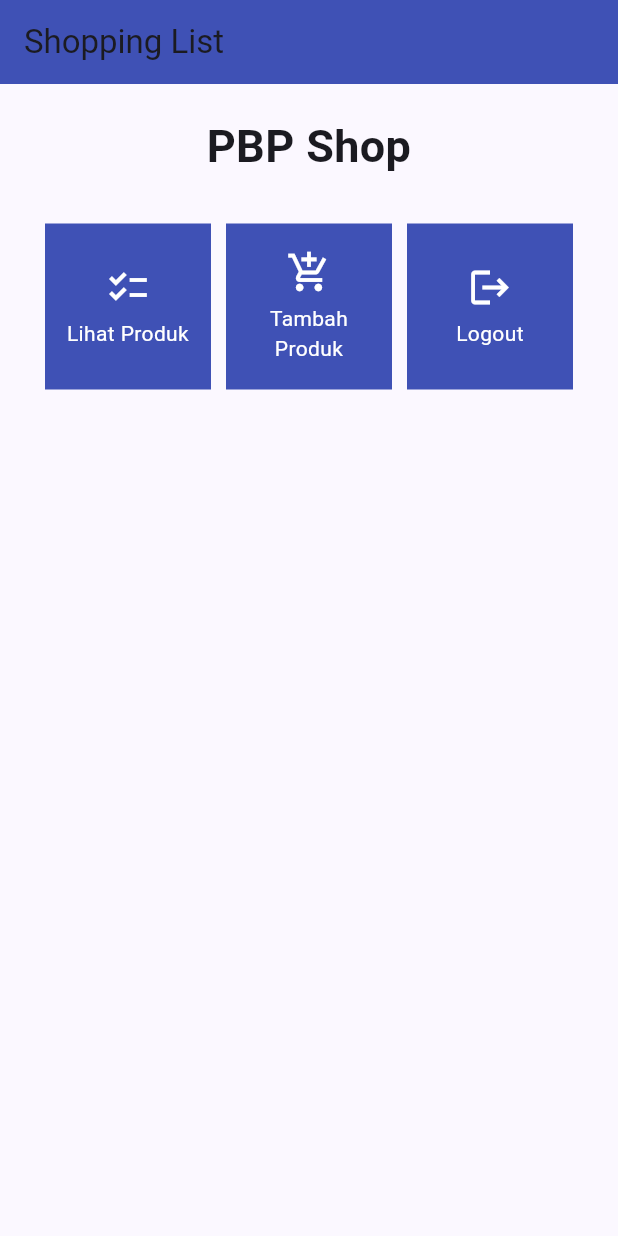
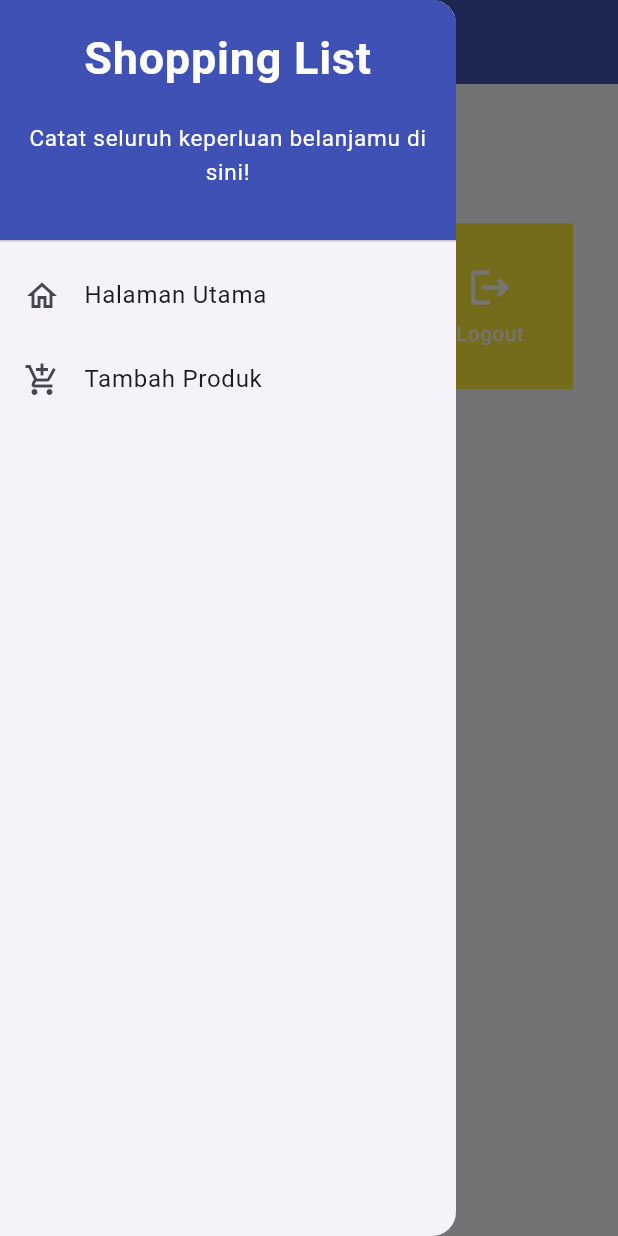
Before and after one commit to Nya2k/shopping-list-mobile, a Flutter app: the screen it shows after launch, with the side drawer open (before the commit the screen has no drawer), on a phone screen of 412 x 824 dp. Run offline on Flutter 3.47's test engine with Material 2 defaults, Android fonts, the phone set to English and light mode, and no system bars.

Commit message:
tutorial 7

```diff
--- a/lib/main.dart
+++ b/lib/main.dart
@@ -1,5 +1,5 @@
 import 'package:flutter/material.dart';
-import 'package:shopping_list/menu.dart';
+import 'package:shopping_list/screens/menu.dart';
 
 void main() {
   runApp(const MyApp());
--- a/lib/menu.dart
+++ b/lib/screens/menu.dart
@@ -1,19 +1,14 @@
 import "package:flutter/material.dart";
-
-class ShopItem {
-  final String name;
-  final IconData icon;
-
-  ShopItem(this.name, this.icon);
-}
+import "package:shopping_list/widgets/left_drawer.dart";
+import "package:shopping_list/widgets/shop_card.dart";
 
 class MyHomePage extends StatelessWidget {
   MyHomePage({Key? key}) : super(key: key);
 
   final List<ShopItem> items = [
-    ShopItem("Lihat Produk", Icons.checklist),
-    ShopItem("Tambah Produk", Icons.add_shopping_cart),
-    ShopItem("Logout", Icons.logout),
+    ShopItem("Lihat Produk", Icons.checklist, Colors.redAccent),
+    ShopItem("Tambah Produk", Icons.add_shopping_cart, Colors.orangeAccent),
+    ShopItem("Logout", Icons.logout, Colors.yellow),
   ];
 
   @override
@@ -25,6 +20,7 @@ class MyHomePage extends StatelessWidget {
         ),
         backgroundColor: Colors.indigo,
       ),
+      drawer: const LeftDrawer(), // tambah drawer
       body: SingleChildScrollView(
         // Widget wrapper yang dapat discroll
         child: Padding(
@@ -65,48 +61,3 @@ class MyHomePage extends StatelessWidget {
     );
   }
 }
-
-class ShopCard extends StatelessWidget {
-  final ShopItem item;
-
-  const ShopCard(this.item, {super.key}); // Constructor
-
-  @override
-  Widget build(BuildContext context) {
-    return Material(
-      color: Colors.indigo,
-      child: InkWell(
-        // Area responsive terhadap sentuhan
-        onTap: () {
-          // Memunculkan SnackBar ketika diklik
-          ScaffoldMessenger.of(context)
-            ..hideCurrentSnackBar()
-            ..showSnackBar(SnackBar(
-                content: Text("Kamu telah menekan tombol ${item.name}!")));
-        },
-        child: Container(
-          // Container untuk menyimpan Icon dan Text
-          padding: const EdgeInsets.all(8),
-          child: Center(
-            child: Column(
-              mainAxisAlignment: MainAxisAlignment.center,
-              children: [
-                Icon(
-                  item.icon,
-                  color: Colors.white,
-                  size: 30.0,
-                ),
-                const Padding(padding: EdgeInsets.all(3)),
-                Text(
-                  item.name,
-                  textAlign: TextAlign.center,
-                  style: const TextStyle(color: Colors.white),
-                ),
-              ],
-            ),
-          ),
-        ),
-      ),
-    );
-  }
-}
--- /dev/null
+++ b/lib/widgets/left_drawer.dart
@@ -0,0 +1,65 @@
+import 'package:flutter/material.dart';
+import 'package:shopping_list/screens/menu.dart';
+import 'package:shopping_list/screens/shoplist_form.dart';
+
+class LeftDrawer extends StatelessWidget {
+  const LeftDrawer({super.key});
+
+  @override
+  Widget build(BuildContext context) {
+    return Drawer(
+      child: ListView(
+        children: [
+          const DrawerHeader(
+            decoration: BoxDecoration(
+              color: Colors.indigo,
+            ),
+            child: Column(
+              children: [
+                Text(
+                  'Shopping List',
+                  textAlign: TextAlign.center,
+                  style: TextStyle(
+                    fontSize: 30,
+                    fontWeight: FontWeight.bold,
+                    color: Colors.white,
+                  ),
+                ),
+                Padding(padding: EdgeInsets.all(10)),
+                Text("Catat seluruh keperluan belanjamu di sini!",
+                    textAlign: TextAlign.center, // tambah style
+                    style: TextStyle(
+                      fontSize: 15,
+                      fontWeight: FontWeight.normal,
+                      color: Colors.white,
+                    ),
+                ),
+              ],
+            ),
+          ),
+          ListTile(
+            leading: const Icon(Icons.home_outlined),
+            title: const Text('Halaman Utama'),
+            // Bagian redirection ke MyHomePage
+            onTap: () {
+              Navigator.pushReplacement(
+                  context,
+                  MaterialPageRoute(
+                    builder: (context) => MyHomePage(),
+                  ));
+            },
+          ),
+          ListTile(
+            leading: const Icon(Icons.add_shopping_cart),
+            title: const Text('Tambah Produk'),
+            // Bagian redirection ke ShopFormPage
+            onTap: () {
+              // route ke form page
+              Navigator.push(context, MaterialPageRoute(builder: (context) => const ShopFormPage()));
+            },
+          ),
+        ],
+      ),
+    );
+  }
+}
--- /dev/null
+++ b/lib/widgets/shop_card.dart
@@ -0,0 +1,59 @@
+import 'package:flutter/material.dart';
+import 'package:shopping_list/screens/shoplist_form.dart';
+
+class ShopItem {
+  final String name;
+  final IconData icon;
+  final Color color;
+
+  ShopItem(this.name, this.icon, this.color);
+}
+
+class ShopCard extends StatelessWidget {
+  final ShopItem item;
+
+  const ShopCard(this.item, {super.key}); // Constructor
+
+  @override
+  Widget build(BuildContext context) {
+    return Material(
+      color: item.color,
+      child: InkWell(
+        // Area responsive terhadap sentuhan
+        onTap: () {
+          // Memunculkan SnackBar ketika diklik
+          ScaffoldMessenger.of(context)
+            ..hideCurrentSnackBar()
+            ..showSnackBar(SnackBar(
+                content: Text("Kamu telah menekan tombol ${item.name}!")));
+          if (item.name == "Tambah Produk") {
+            // route ke form page
+            Navigator.push(context, MaterialPageRoute(builder: (context) => const ShopFormPage()));
+          }
+        },
+        child: Container(
+          // Container untuk menyimpan Icon dan Text
+          padding: const EdgeInsets.all(8),
+          child: Center(
+            child: Column(
+              mainAxisAlignment: MainAxisAlignment.center,
+              children: [
+                Icon(
+                  item.icon,
+                  color: Colors.white,
+                  size: 30.0,
+                ),
+                const Padding(padding: EdgeInsets.all(3)),
+                Text(
+                  item.name,
+                  textAlign: TextAlign.center,
+                  style: const TextStyle(color: Colors.white),
+                ),
+              ],
+            ),
+          ),
+        ),
+      ),
+    );
+  }
+}
```
Also changed, not shown: lib/screens/shoplist_form.dart (added, +162 -0 lines).
